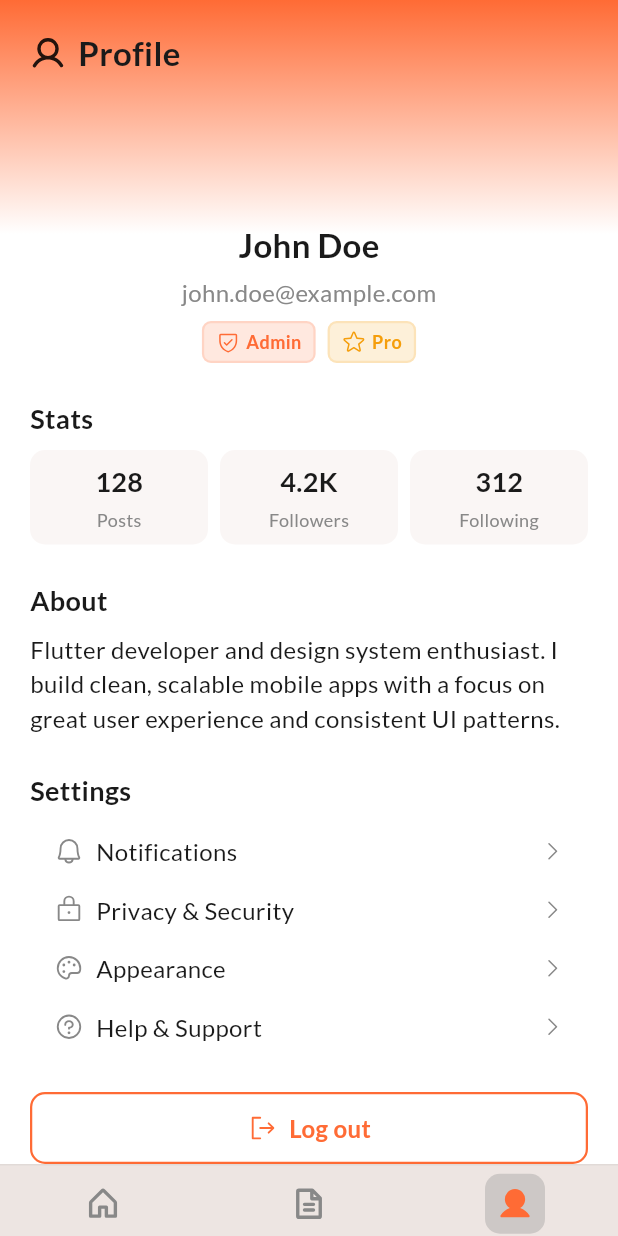
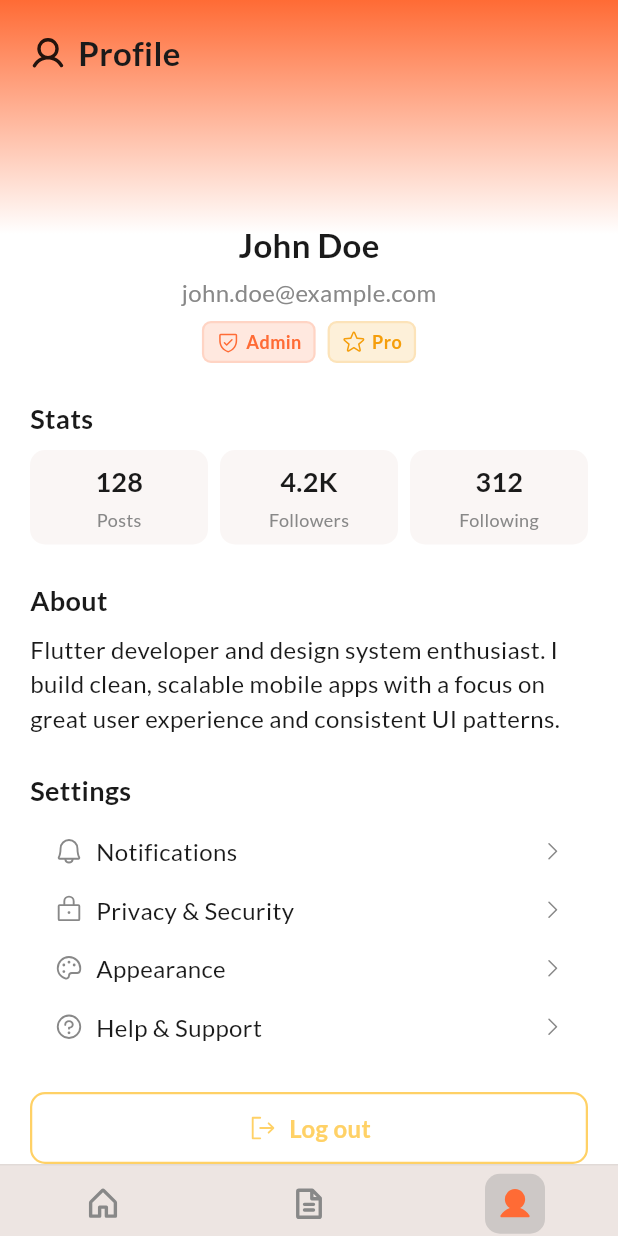
Before and after one commit to stefanBid/sfrigola-app, a Flutter app: the screen it shows after launch, item 3 of the bottom bar chosen, scrolled down 112 dp, on a phone screen of 412 x 824 dp. Run offline on Flutter 3.47's test engine with Material 3 defaults, Android fonts, the phone set to English and light mode, and no system bars; our stand-ins replace cached_network_image, flutter_riverpod, go_router, google_fonts, phosphor_flutter, riverpod_annotation; generated files the repository leaves out were written again; network calls fail.

Commit message:
feat: update design system and message handling with consistent color usage and new MessagePageLayout for improved error and empty state displays

```diff
--- a/lib/core/repositories/meal/meal_repository_impl.dart
+++ b/lib/core/repositories/meal/meal_repository_impl.dart
@@ -129,7 +129,7 @@ class MealRepositoryImpl implements MealRepository {
   }) async {
     // TODO: replace with GET /meals
     await Future.delayed(const Duration(milliseconds: 500));
-    _checkSimulation(false);
+    _checkSimulation(true);
     return _toPreviewList(availableMeals, searchKey, null, skip, take);
   }
 
--- a/lib/core/widgets/base_button.dart
+++ b/lib/core/widgets/base_button.dart
@@ -33,7 +33,8 @@ class BaseButton extends StatelessWidget {
   @override
   Widget build(BuildContext context) {
     final colors = AppColors.of(context);
-    final accentColor = colors.isDark ? AppColors.secondary : AppColors.primary;
+    final accentColor = AppColors.primary;
+    final outlineColor = AppColors.secondary;
     final contentColor = AppTypography.of(context).body.color ?? colors.text;
     final borderRadius = pill
         ? AppDesign.borderRadiusSm
@@ -41,7 +42,7 @@ class BaseButton extends StatelessWidget {
 
     final tapColor = switch (type) {
       BaseButtonType.filled => colors.text.withAlpha(20),
-      BaseButtonType.outlined => accentColor.withAlpha(30),
+      BaseButtonType.outlined => outlineColor.withAlpha(30),
       BaseButtonType.ghost => accentColor.withAlpha(20),
     };
 
@@ -53,11 +54,13 @@ class BaseButton extends StatelessWidget {
 
     final resolvedContentColor = switch (type) {
       BaseButtonType.filled => contentColor,
-      BaseButtonType.outlined => accentColor,
+      BaseButtonType.outlined => outlineColor,
       BaseButtonType.ghost => accentColor,
     };
 
-    final border = type != BaseButtonType.ghost
+    final border = type == BaseButtonType.outlined
+        ? Border.all(color: outlineColor, width: 1.5)
+        : type == BaseButtonType.filled
         ? Border.all(color: accentColor, width: 1.5)
         : null;
 
--- a/lib/features/feature-home/widgets/sections_container.dart
+++ b/lib/features/feature-home/widgets/sections_container.dart
@@ -95,8 +95,9 @@ class SectionsContainer extends ConsumerWidget {
           _ when allHaveError => ConstrainedBox(
             constraints: BoxConstraints(minHeight: constraints.maxHeight),
             child: MessagePageLayout(
+              icon: PhosphorIconsBold.warningCircle,
               message: AppLocale.getLabels(context).homeErrorLoadMeals,
-              type: MessagePageType.error,
+              type: MessagePageType.muted,
               onRetry: () => _retryAll(ref),
             ),
           ),
@@ -107,7 +108,7 @@ class SectionsContainer extends ConsumerWidget {
               child: MessagePageLayout(
                 icon: PhosphorIconsBold.forkKnife,
                 message: AppLocale.getLabels(context).homeEmptyCategory,
-                type: MessagePageType.empty,
+                type: MessagePageType.muted,
               ),
             ),
           ),
--- a/lib/features/feature-meal-detail/meal_details_screen.dart
+++ b/lib/features/feature-meal-detail/meal_details_screen.dart
@@ -43,7 +43,7 @@ class MealDetailsScreen extends ConsumerWidget {
           child: MessagePageLayout(
             icon: PhosphorIconsRegular.eggCrack,
             message: AppLocale.errorFor(context, error),
-            type: MessagePageType.error,
+            type: MessagePageType.muted,
           ),
         ),
       ),
```
Also changed, not shown: lib/core/layouts/body/message_page_layout.dart (+3 -7 lines), lib/features/feature-home/widgets/categories_group_row.dart (+3 -4 lines), lib/features/feature-search/widgets/meals_grid_container.dart (+24 -25 lines), 4 other files.
